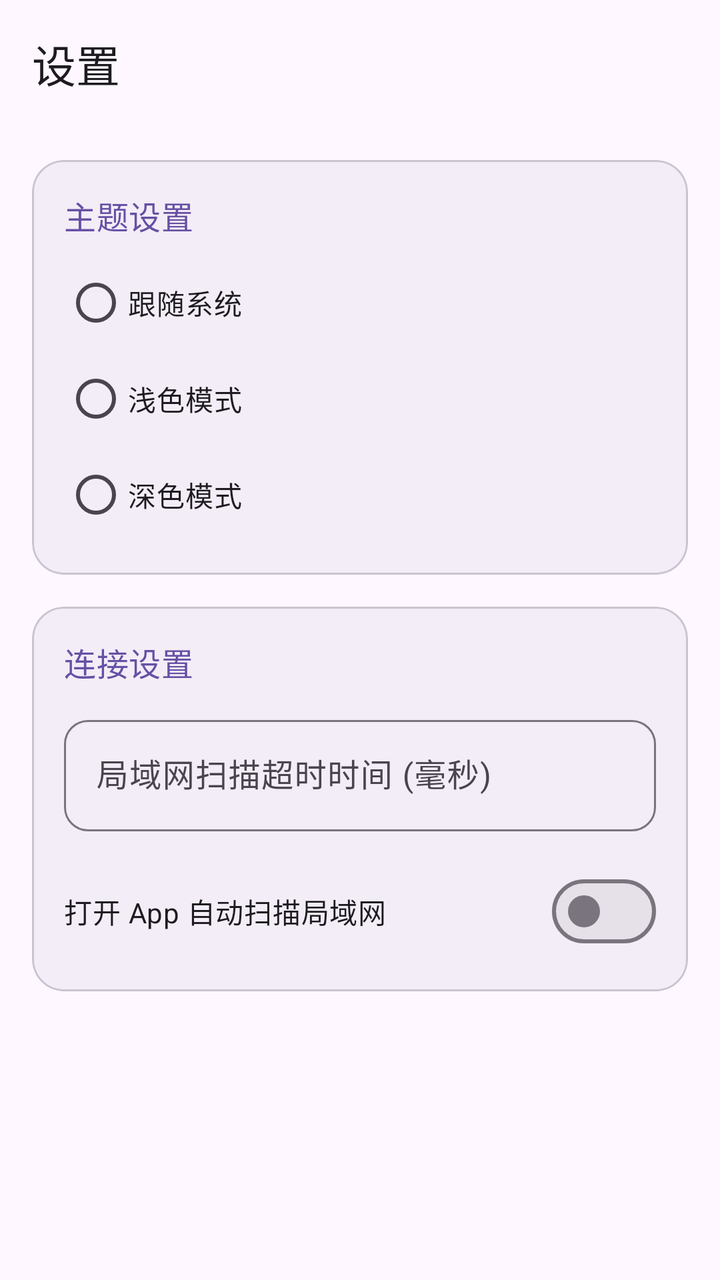
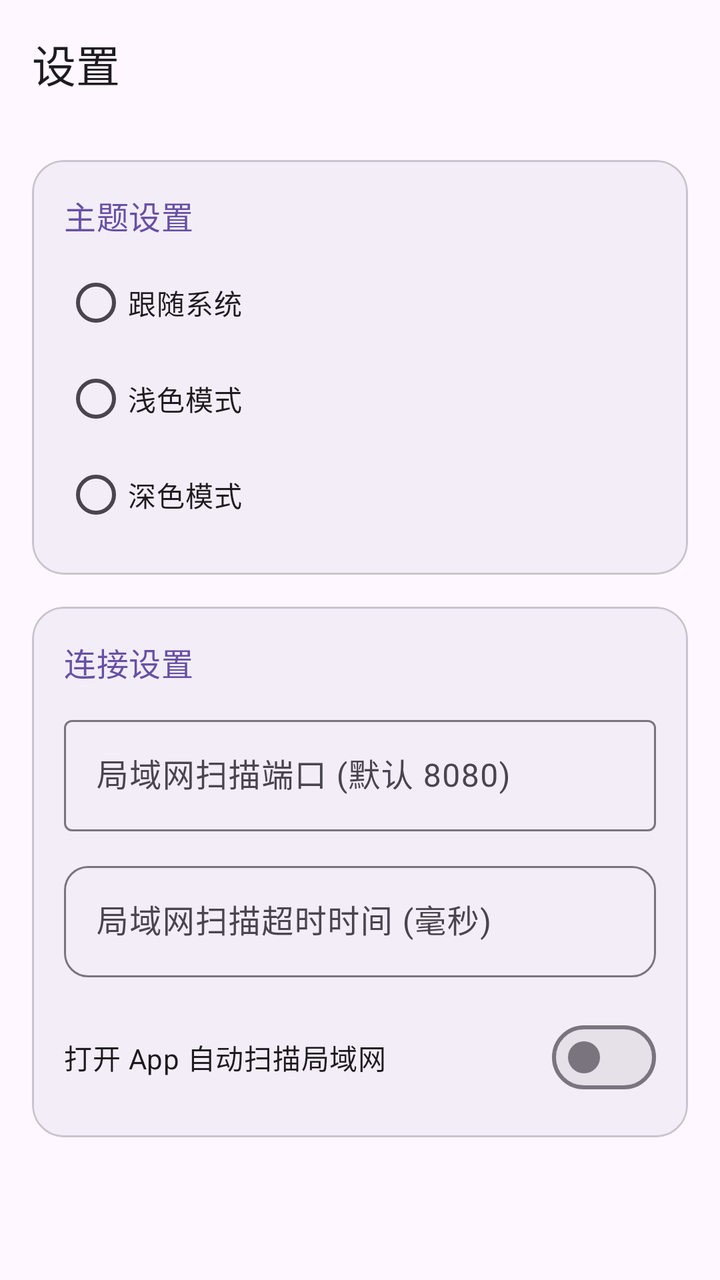

Compare the two renders of this Android layout. The source of the first and the diff that turns it into the second are given below.
<!-- AndroidManifest.xml: application theme Theme.NASClient -->
<!-- res/layout/activity_settings.xml -->
<?xml version="1.0" encoding="utf-8"?>
<androidx.core.widget.NestedScrollView xmlns:android="http://schemas.android.com/apk/res/android"
    xmlns:app="http://schemas.android.com/apk/res-auto"
    android:layout_width="match_parent"
    android:layout_height="match_parent"
    android:fillViewport="true"
    android:background="?attr/colorSurface">

    <LinearLayout
        android:layout_width="match_parent"
        android:layout_height="wrap_content"
        android:orientation="vertical"
        android:paddingBottom="32dp">

        <com.google.android.material.appbar.MaterialToolbar
            android:id="@+id/toolbar"
            android:layout_width="match_parent"
            android:layout_height="?attr/actionBarSize"
            app:title="设置" />

        
        <com.google.android.material.card.MaterialCardView
            android:layout_width="match_parent"
            android:layout_height="wrap_content"
            android:layout_marginStart="16dp"
            android:layout_marginTop="16dp"
            android:layout_marginEnd="16dp"
            app:cardCornerRadius="16dp"
            app:cardElevation="0dp"
            app:strokeColor="?attr/colorOutlineVariant"
            app:strokeWidth="1dp"
            app:cardBackgroundColor="?attr/colorSurfaceContainer">

            <LinearLayout
                android:layout_width="match_parent"
                android:layout_height="wrap_content"
                android:orientation="vertical"
                android:padding="16dp">

                <TextView
                    android:layout_width="wrap_content"
                    android:layout_height="wrap_content"
                    android:layout_marginBottom="8dp"
                    android:text="主题设置"
                    android:textAppearance="?attr/textAppearanceTitleMedium"
                    android:textColor="?attr/colorPrimary" />

                <RadioGroup
                    android:id="@+id/themeGroup"
                    android:layout_width="match_parent"
                    android:layout_height="wrap_content">

                    <RadioButton
                        android:id="@+id/radioSystem"
                        android:layout_width="match_parent"
                        android:layout_height="wrap_content"
                        android:minHeight="48dp"
                        android:text="跟随系统" />

                    <RadioButton
                        android:id="@+id/radioLight"
                        android:layout_width="match_parent"
                        android:layout_height="wrap_content"
                        android:minHeight="48dp"
                        android:text="浅色模式" />

                    <RadioButton
                        android:id="@+id/radioDark"
                        android:layout_width="match_parent"
                        android:layout_height="wrap_content"
                        android:minHeight="48dp"
                        android:text="深色模式" />
                </RadioGroup>
            </LinearLayout>
        </com.google.android.material.card.MaterialCardView>

        
        <com.google.android.material.card.MaterialCardView
            android:layout_width="match_parent"
            android:layout_height="wrap_content"
            android:layout_marginStart="16dp"
            android:layout_marginTop="16dp"
            android:layout_marginEnd="16dp"
            app:cardCornerRadius="16dp"
            app:cardElevation="0dp"
            app:strokeColor="?attr/colorOutlineVariant"
            app:strokeWidth="1dp"
            app:cardBackgroundColor="?attr/colorSurfaceContainer">

            <LinearLayout
                android:layout_width="match_parent"
                android:layout_height="wrap_content"
                android:orientation="vertical"
                android:padding="16dp">

                <TextView
                    android:layout_width="wrap_content"
                    android:layout_height="wrap_content"
                    android:layout_marginBottom="12dp"
                    android:text="连接设置"
                    android:textAppearance="?attr/textAppearanceTitleMedium"
                    android:textColor="?attr/colorPrimary" />

                <com.google.android.material.textfield.TextInputLayout
                    style="@style/Widget.Material3.TextInputLayout.OutlinedBox"
                    android:layout_width="match_parent"
                    android:layout_height="wrap_content"
                    android:hint="局域网扫描超时时间 (毫秒)"
                    app:boxCornerRadiusBottomEnd="12dp"
                    app:boxCornerRadiusBottomStart="12dp"
                    app:boxCornerRadiusTopEnd="12dp"
                    app:boxCornerRadiusTopStart="12dp">

                    <com.google.android.material.textfield.TextInputEditText
                        android:id="@+id/etScanTimeout"
                        android:layout_width="match_parent"
                        android:layout_height="wrap_content"
                        android:inputType="number" />
                </com.google.android.material.textfield.TextInputLayout>

                <com.google.android.material.materialswitch.MaterialSwitch
                    android:id="@+id/switchAutoScan"
                    android:layout_width="match_parent"
                    android:layout_height="wrap_content"
                    android:layout_marginTop="16dp"
                    android:minHeight="48dp"
                    android:text="打开 App 自动扫描局域网" />
            </LinearLayout>
        </com.google.android.material.card.MaterialCardView>

    </LinearLayout>
</androidx.core.widget.NestedScrollView>
<!-- resources referenced by this layout -->
<resources>
  <style name="Theme.NASClient" parent="Theme.Material3.DayNight.NoActionBar">
          <item name="colorPrimary">#6750A4</item>
          <item name="colorOnPrimary">#FFFFFF</item>
          <item name="colorPrimaryContainer">#EADDFF</item>
          <item name="colorOnPrimaryContainer">#21005D</item>
      </style>
</resources>

<!-- the commit's change to res/layout/activity_settings.xml (unified diff, before → after) -->
@@ -105,6 +105,19 @@
                     style="@style/Widget.Material3.TextInputLayout.OutlinedBox"
                     android:layout_width="match_parent"
                     android:layout_height="wrap_content"
+                    android:hint="局域网扫描端口 (默认 8080)"
+                    android:layout_marginBottom="12dp">
+                    <com.google.android.material.textfield.TextInputEditText
+                        android:id="@+id/etScanPort"
+                        android:layout_width="match_parent"
+                        android:layout_height="wrap_content"
+                        android:inputType="number"/>
+                </com.google.android.material.textfield.TextInputLayout>
+                
+                <com.google.android.material.textfield.TextInputLayout
+                    style="@style/Widget.Material3.TextInputLayout.OutlinedBox"
+                    android:layout_width="match_parent"
+                    android:layout_height="wrap_content"
                     android:hint="局域网扫描超时时间 (毫秒)"
                     app:boxCornerRadiusBottomEnd="12dp"
                     app:boxCornerRadiusBottomStart="12dp"
